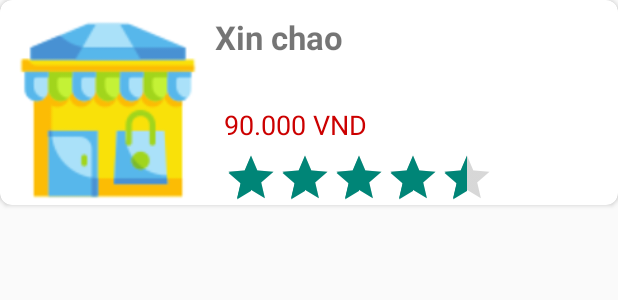
After one commit to trgvu3004/store_online, an Android app: the layout item_product_seen.xml on its own in the app's theme, with its tools: preview values and no code run, on a phone screen of 412 x 824 dp. The commit adds this screen. Shown: the top 300 px of the screen. Run offline under Robolectric (Android 15) with nearby library versions, the phone set to English and light mode, and no system bars.

Commit message:
feat(products): load list product seen

```diff
--- a/app/src/main/AndroidManifest.xml
+++ b/app/src/main/AndroidManifest.xml
@@ -10,6 +10,9 @@
         android:roundIcon="@mipmap/ic_launcher_round"
         android:supportsRtl="true"
         android:theme="@style/Theme.Store_online">
+        <activity
+            android:name=".product.ProductSeenActivity"
+            android:exported="false" />
         <activity
             android:name=".product.DetailCategoryActivity"
             android:exported="false" />
--- a/app/src/main/java/com/example/store_online/product/ProductDetailActivity.java
+++ b/app/src/main/java/com/example/store_online/product/ProductDetailActivity.java
@@ -86,7 +86,7 @@ public class ProductDetailActivity extends AppCompatActivity {
 
         //save product for list product seen
         DatabaseReference mRef = FirebaseDatabase.getInstance().getReference("products_seen");
-        mRef.child(Objects.requireNonNull(mAuth.getUid())).push().setValue(productsSeen);
+        mRef.child(Objects.requireNonNull(mAuth.getUid())).child(id).setValue(productsSeen);
 
     }
 
--- a/app/src/main/res/layout/fragment_account.xml
+++ b/app/src/main/res/layout/fragment_account.xml
@@ -320,6 +320,7 @@
             app:layout_constraintWidth_percent=".50" />
 
         <TextView
+            android:id="@+id/txtProductSeen"
             android:layout_width="0dp"
             android:layout_height="wrap_content"
             android:layout_marginTop="5dp"
--- /dev/null
+++ b/app/src/main/res/layout/item_product_seen.xml
@@ -0,0 +1,69 @@
+<?xml version="1.0" encoding="utf-8"?>
+<androidx.cardview.widget.CardView xmlns:android="http://schemas.android.com/apk/res/android"
+    xmlns:tools="http://schemas.android.com/tools"
+    android:layout_width="match_parent"
+    android:layout_height="wrap_content"
+    android:background="@color/cardview_light_background"
+    xmlns:app="http://schemas.android.com/apk/res-auto"
+    app:cardCornerRadius="8dp">
+    <androidx.constraintlayout.widget.ConstraintLayout
+        android:layout_width="match_parent"
+        android:layout_marginTop="10dp"
+        android:layout_height="wrap_content">
+
+        <ImageView
+            android:id="@+id/imgProduct"
+            android:layout_width="0dp"
+            android:layout_height="0dp"
+            android:layout_marginStart="10dp"
+            android:scaleType="centerCrop"
+            android:src="@drawable/ic_store"
+            app:layout_constraintBottom_toBottomOf="parent"
+            app:layout_constraintHeight_percent="1"
+            app:layout_constraintStart_toStartOf="parent"
+            app:layout_constraintTop_toTopOf="parent"
+            app:layout_constraintWidth_percent="0.3" />
+
+        <TextView
+            android:id="@+id/txtNameProduct"
+            android:layout_width="0dp"
+            android:layout_height="wrap_content"
+            android:lines="2"
+            android:paddingStart="10dp"
+            android:text="Xin chao"
+            android:textSize="22sp"
+            android:textStyle="bold"
+            app:layout_constraintEnd_toEndOf="parent"
+            app:layout_constraintHeight_percent="0.6"
+            app:layout_constraintStart_toEndOf="@+id/imgProduct"
+            app:layout_constraintTop_toTopOf="parent" />
+
+        <TextView
+            android:id="@+id/txtPrice"
+            android:layout_width="0dp"
+            android:layout_height="wrap_content"
+            android:text="90.000 VND"
+            android:textSize="18sp"
+            android:textColor="@color/colorRed"
+            android:layout_marginTop="5dp"
+            app:layout_constraintEnd_toEndOf="parent"
+            app:layout_constraintStart_toEndOf="@+id/imgProduct"
+            app:layout_constraintTop_toBottomOf="@+id/txtNameProduct"
+            app:layout_constraintWidth_percent="0.6" />
+
+        <androidx.appcompat.widget.AppCompatRatingBar
+            android:id="@+id/ratingBar"
+            style="@style/Widget.AppCompat.RatingBar.Indicator"
+            android:layout_width="wrap_content"
+            android:layout_height="wrap_content"
+            android:layout_marginStart="10dp"
+            android:layout_marginTop="5dp"
+            android:rating="4.5"
+            android:numStars="5"
+            app:layout_constraintEnd_toEndOf="parent"
+            app:layout_constraintHorizontal_bias="0.068"
+            app:layout_constraintStart_toEndOf="@+id/imgProduct"
+            app:layout_constraintTop_toBottomOf="@+id/txtPrice" />
+    </androidx.constraintlayout.widget.ConstraintLayout>
+
+</androidx.cardview.widget.CardView>
```
Also changed, not shown: app/src/main/java/com/example/store_online/adapter/ProductSeenAdapter.java (added, +63 -0 lines), app/src/main/java/com/example/store_online/fragment/AccountFragment.java (+6 -1 lines), app/src/main/java/com/example/store_online/product/ProductSeenActivity.java (added, +81 -0 lines), app/src/main/res/layout/activity_product_seen.xml (added, +12 -0 lines).
